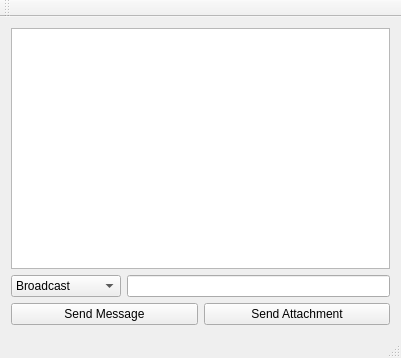
Qt form Server/mainwindow.ui (INHIZARD/App) before a commit.
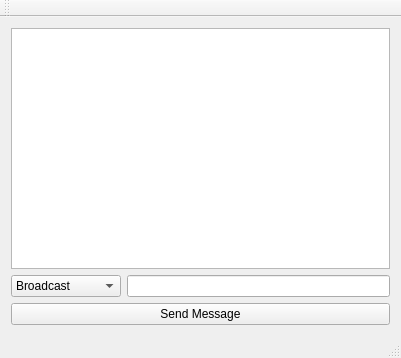
The same form after that commit.

Diff of the .ui file:
```diff
--- a/Server/mainwindow.ui
+++ b/Server/mainwindow.ui
@@ -27,35 +27,6 @@
     </item>
     <item row="1" column="0">
      <layout class="QGridLayout" name="gridLayout_2">
-      <item row="1" column="0">
-       <widget class="QPushButton" name="pushButton_sendMessage">
-        <property name="minimumSize">
-         <size>
-          <width>0</width>
-          <height>0</height>
-         </size>
-        </property>
-        <property name="styleSheet">
-         <string notr="true"/>
-        </property>
-        <property name="text">
-         <string>Send Message</string>
-        </property>
-       </widget>
-      </item>
-      <item row="1" column="1">
-       <widget class="QPushButton" name="pushButton_sendAttachment">
-        <property name="styleSheet">
-         <string notr="true"/>
-        </property>
-        <property name="text">
-         <string>Send Attachment</string>
-        </property>
-        <property name="flat">
-         <bool>false</bool>
-        </property>
-       </widget>
-      </item>
       <item row="0" column="0" colspan="2">
        <layout class="QHBoxLayout" name="horizontalLayout">
         <item>
@@ -88,6 +59,22 @@
         </item>
        </layout>
       </item>
+      <item row="1" column="0" colspan="2">
+       <widget class="QPushButton" name="pushButton_sendMessage">
+        <property name="minimumSize">
+         <size>
+          <width>0</width>
+          <height>0</height>
+         </size>
+        </property>
+        <property name="styleSheet">
+         <string notr="true"/>
+        </property>
+        <property name="text">
+         <string>Send Message</string>
+        </property>
+       </widget>
+      </item>
      </layout>
     </item>
    </layout>
```
